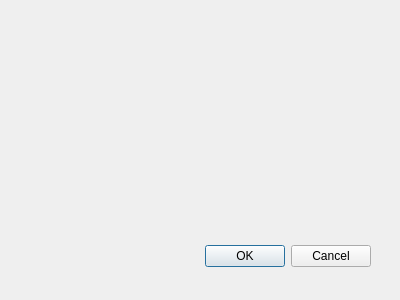
Qt form contactdetails.ui (tetatetit/WowContacts) before a commit.
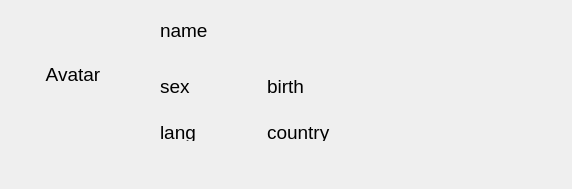
The same form after that commit.

Commit message:
Contact details dialog
Also group names made bold in contact list

The edit to the form file:
```diff
--- a/contactdetails.ui
+++ b/contactdetails.ui
@@ -3,32 +3,129 @@
  <comment></comment>
  <exportmacro></exportmacro>
  <class>Dialog</class>
- <widget class="QDialog" name="Dialog" >
-  <property name="geometry" >
+ <widget class="QDialog" name="Dialog">
+  <property name="windowModality">
+   <enum>Qt::NonModal</enum>
+  </property>
+  <property name="geometry">
    <rect>
     <x>0</x>
     <y>0</y>
-    <width>400</width>
-    <height>300</height>
+    <width>572</width>
+    <height>189</height>
    </rect>
   </property>
-  <property name="windowTitle" >
-   <string>Dialog</string>
+  <property name="sizePolicy">
+   <sizepolicy hsizetype="Fixed" vsizetype="Fixed">
+    <horstretch>0</horstretch>
+    <verstretch>0</verstretch>
+   </sizepolicy>
   </property>
-  <widget class="QDialogButtonBox" name="buttonBox" >
-   <property name="geometry" >
+  <property name="font">
+   <font>
+    <pointsize>14</pointsize>
+   </font>
+  </property>
+  <property name="windowTitle">
+   <string>Contact details</string>
+  </property>
+  <property name="locale">
+   <locale language="English" country="Austria"/>
+  </property>
+  <property name="sizeGripEnabled">
+   <bool>false</bool>
+  </property>
+  <property name="modal">
+   <bool>false</bool>
+  </property>
+  <widget class="QLabel" name="avatar">
+   <property name="enabled">
+    <bool>true</bool>
+   </property>
+   <property name="geometry">
     <rect>
-     <x>30</x>
-     <y>240</y>
-     <width>341</width>
-     <height>32</height>
+     <x>9</x>
+     <y>10</y>
+     <width>128</width>
+     <height>128</height>
     </rect>
    </property>
-   <property name="orientation" >
-    <enum>Qt::Horizontal</enum>
+   <property name="autoFillBackground">
+    <bool>false</bool>
    </property>
-   <property name="standardButtons" >
-    <set>QDialogButtonBox::Cancel|QDialogButtonBox::Ok</set>
+   <property name="text">
+    <string>Avatar</string>
+   </property>
+   <property name="alignment">
+    <set>Qt::AlignCenter</set>
+   </property>
+  </widget>
+  <widget class="QLabel" name="sex">
+   <property name="geometry">
+    <rect>
+     <x>160</x>
+     <y>77</y>
+     <width>81</width>
+     <height>18</height>
+    </rect>
+   </property>
+   <property name="text">
+    <string>sex</string>
+   </property>
+  </widget>
+  <widget class="QLabel" name="country">
+   <property name="geometry">
+    <rect>
+     <x>267</x>
+     <y>123</y>
+     <width>271</width>
+     <height>18</height>
+    </rect>
+   </property>
+   <property name="text">
+    <string>country</string>
+   </property>
+  </widget>
+  <widget class="QLabel" name="lang">
+   <property name="geometry">
+    <rect>
+     <x>160</x>
+     <y>123</y>
+     <width>81</width>
+     <height>18</height>
+    </rect>
+   </property>
+   <property name="text">
+    <string>lang</string>
+   </property>
+  </widget>
+  <widget class="QLabel" name="birth">
+   <property name="geometry">
+    <rect>
+     <x>267</x>
+     <y>77</y>
+     <width>181</width>
+     <height>18</height>
+    </rect>
+   </property>
+   <property name="text">
+    <string>birth</string>
+   </property>
+  </widget>
+  <widget class="QLabel" name="name">
+   <property name="geometry">
+    <rect>
+     <x>160</x>
+     <y>10</y>
+     <width>391</width>
+     <height>41</height>
+    </rect>
+   </property>
+   <property name="text">
+    <string>name</string>
+   </property>
+   <property name="wordWrap">
+    <bool>true</bool>
    </property>
   </widget>
  </widget>
```
Left out of the diff: 42 changed lines with no effect on the pictures. The commit also changes 4 other files.
